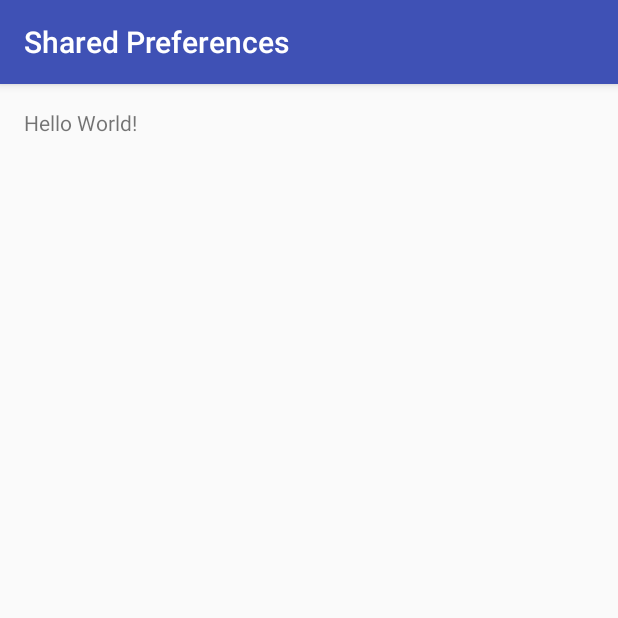
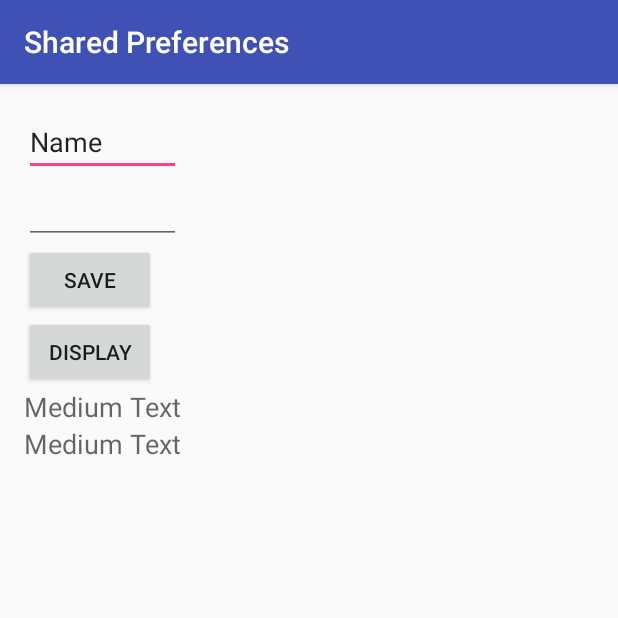
Before and after one commit to awt002/SharedPreferences, an Android app: the screen it shows after launch (MainActivity), on a phone screen of 412 x 824 dp, the top half of it. Run offline under Robolectric (Android 15) with nearby library versions, the phone set to English and light mode, and no system bars.

```diff
--- a/app/src/main/java/com/example/aaron/sharedpreferences/MainActivity.java
+++ b/app/src/main/java/com/example/aaron/sharedpreferences/MainActivity.java
@@ -1,7 +1,14 @@
 package com.example.aaron.sharedpreferences;
 
+import android.content.SharedPreferences;
 import android.support.v7.app.AppCompatActivity;
 import android.os.Bundle;
+import android.view.View;
+import android.widget.EditText;
+import android.widget.TextView;
+import android.widget.Toast;
+
+import org.w3c.dom.Text;
 
 public class MainActivity extends AppCompatActivity {
 
@@ -10,4 +17,27 @@ public class MainActivity extends AppCompatActivity {
         super.onCreate(savedInstanceState);
         setContentView(R.layout.activity_main);
     }
+
+    public void save(View view)
+    {
+        EditText name = (EditText)findViewById(R.id.editText);
+        EditText pass = (EditText)findViewById(R.id.editText2);
+        SharedPreferences sharedPreferences = getSharedPreferences("user_info", MODE_PRIVATE);
+        SharedPreferences.Editor editor = sharedPreferences.edit();
+        editor.putString("username", name.getText().toString());
+        editor.putString("password", pass.getText().toString());
+        editor.apply();
+        Toast.makeText(MainActivity.this, "Saved", Toast.LENGTH_SHORT).show();
+    }
+
+    public void display(View view)
+    {
+        SharedPreferences sharedPreferences = getSharedPreferences("user_info", MODE_PRIVATE);
+        String name = sharedPreferences.getString("username", "");
+        String password = sharedPreferences.getString("password", "");
+        TextView top = (TextView) findViewById(R.id.textView);
+        TextView bottom = (TextView) findViewById(R.id.textView2);
+        top.setText(name);
+        bottom.setText(password);
+    }
 }
--- a/app/src/main/res/layout/activity_main.xml
+++ b/app/src/main/res/layout/activity_main.xml
@@ -9,8 +9,64 @@
     android:paddingTop="@dimen/activity_vertical_margin"
     tools:context="com.example.aaron.sharedpreferences.MainActivity">
 
+    <EditText
+        android:layout_width="wrap_content"
+        android:layout_height="wrap_content"
+        android:id="@+id/editText"
+        android:layout_alignParentTop="true"
+        android:layout_alignParentLeft="true"
+        android:layout_alignParentStart="true"
+        android:text="Name"
+        android:layout_alignRight="@+id/editText2"
+        android:layout_alignEnd="@+id/editText2" />
+
+    <EditText
+        android:layout_width="wrap_content"
+        android:layout_height="wrap_content"
+        android:id="@+id/editText2"
+        android:layout_below="@+id/editText"
+        android:layout_alignParentLeft="true"
+        android:layout_alignParentStart="true"
+        android:layout_alignRight="@+id/textView"
+        android:layout_alignEnd="@+id/textView" />
+
+    <Button
+        android:layout_width="wrap_content"
+        android:layout_height="wrap_content"
+        android:text="Save"
+        android:id="@+id/button"
+        android:onClick="save"
+        android:layout_below="@+id/editText2"
+        android:layout_alignParentLeft="true"
+        android:layout_alignParentStart="true" />
+
+    <Button
+        android:layout_width="wrap_content"
+        android:layout_height="wrap_content"
+        android:text="Display"
+        android:id="@+id/button2"
+        android:onClick="display"
+        android:layout_below="@+id/button"
+        android:layout_alignParentLeft="true"
+        android:layout_alignParentStart="true" />
+
     <TextView
         android:layout_width="wrap_content"
         android:layout_height="wrap_content"
-        android:text="Hello World!" />
+        android:textAppearance="?android:attr/textAppearanceMedium"
+        android:text="Medium Text"
+        android:id="@+id/textView"
+        android:layout_below="@+id/button2"
+        android:layout_alignParentLeft="true"
+        android:layout_alignParentStart="true" />
+
+    <TextView
+        android:layout_width="wrap_content"
+        android:layout_height="wrap_content"
+        android:textAppearance="?android:attr/textAppearanceMedium"
+        android:text="Medium Text"
+        android:id="@+id/textView2"
+        android:layout_below="@+id/textView"
+        android:layout_alignParentLeft="true"
+        android:layout_alignParentStart="true" />
 </RelativeLayout>
```
